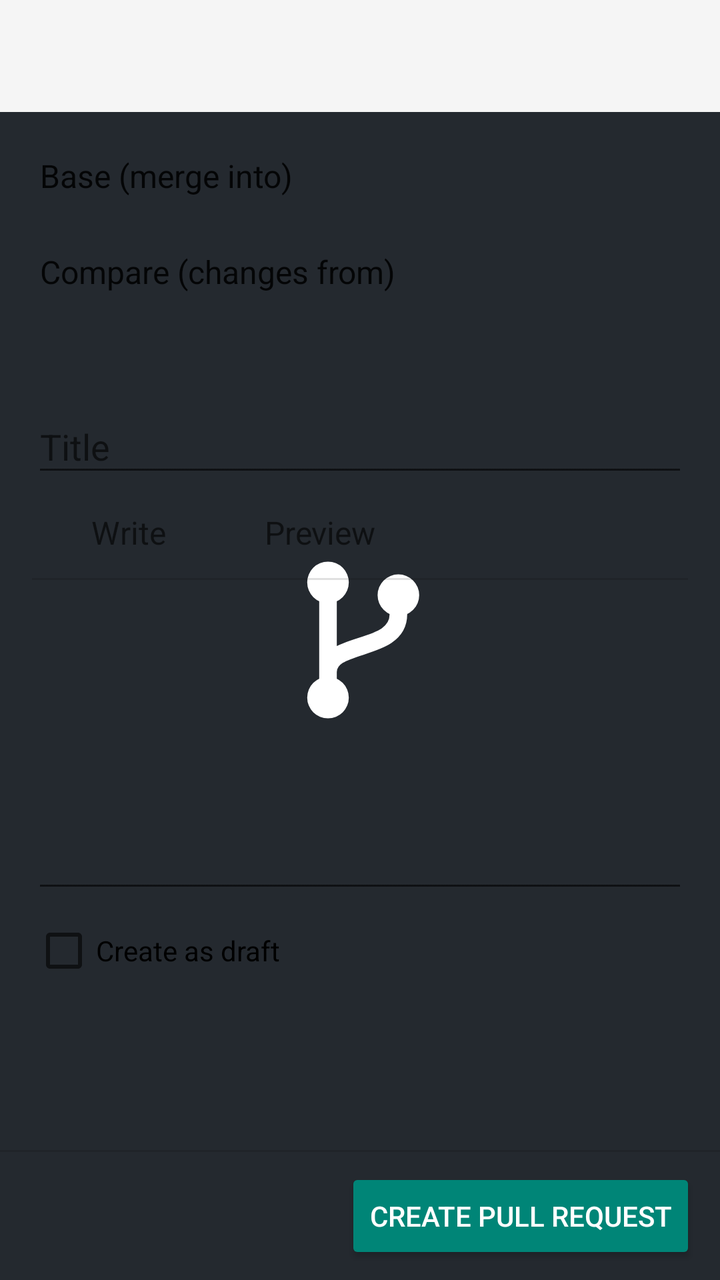
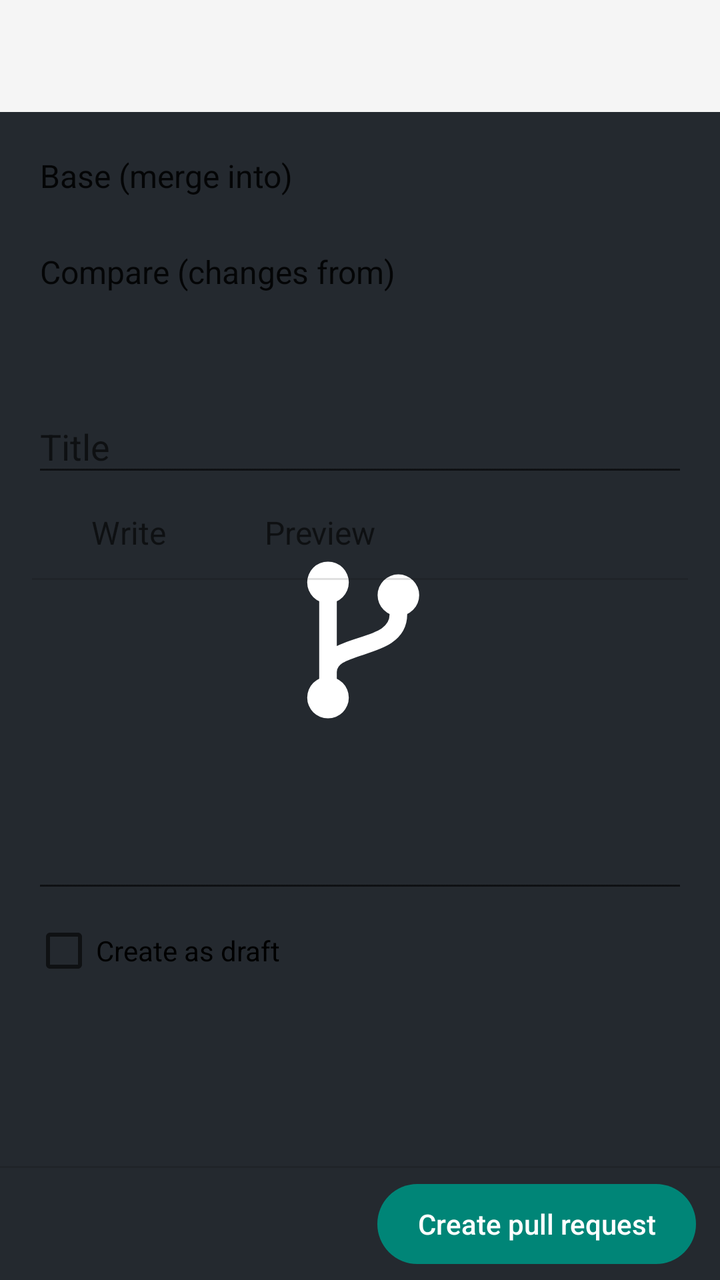

Two renders of the same Android screen: before a commit and after it. Below are the layout's source before the change and the commit's diff.
<!-- AndroidManifest.xml: application theme SplashTheme -->
<!-- res/layout/activity_new_pull.xml -->
<?xml version="1.0" encoding="utf-8"?>
<LinearLayout
    xmlns:android="http://schemas.android.com/apk/res/android"
    android:orientation="vertical"
    android:layout_width="match_parent"
    android:layout_height="match_parent">

    <include layout="@layout/layout_appbar"/>

    <FrameLayout
        android:layout_width="match_parent"
        android:layout_height="0dp"
        android:layout_weight="1">

        <androidx.core.widget.NestedScrollView
            android:layout_width="match_parent"
            android:layout_height="match_parent">

            <LinearLayout
                android:layout_width="match_parent"
                android:layout_height="wrap_content"
                android:orientation="vertical"
                android:paddingStart="@dimen/spacing_large"
                android:paddingEnd="@dimen/spacing_large"
                android:paddingTop="@dimen/spacing_small"
                android:paddingBottom="@dimen/spacing_large">

                <LinearLayout
                    android:id="@+id/target_row"
                    style="@style/FormChoiceRow"
                    android:visibility="gone">
                    <TextView
                        android:layout_width="wrap_content"
                        android:layout_height="wrap_content"
                        android:text="@string/new_pull_target"
                        android:textSize="@dimen/text_normal"
                        android:textColor="?android:textColorPrimary"/>
                    <TextView
                        android:id="@+id/target_text"
                        style="@style/FormChoiceValue"/>
                </LinearLayout>

                <LinearLayout
                    android:id="@+id/base_row"
                    style="@style/FormChoiceRow">
                    <TextView
                        android:layout_width="wrap_content"
                        android:layout_height="wrap_content"
                        android:text="@string/new_pull_base"
                        android:textSize="@dimen/text_normal"
                        android:textColor="?android:textColorPrimary"/>
                    <TextView
                        android:id="@+id/base_text"
                        style="@style/FormChoiceValue"/>
                </LinearLayout>

                <LinearLayout
                    android:id="@+id/head_row"
                    style="@style/FormChoiceRow">
                    <TextView
                        android:layout_width="wrap_content"
                        android:layout_height="wrap_content"
                        android:text="@string/new_pull_head"
                        android:textSize="@dimen/text_normal"
                        android:textColor="?android:textColorPrimary"/>
                    <TextView
                        android:id="@+id/head_text"
                        style="@style/FormChoiceValue"/>
                </LinearLayout>

                <TextView
                    android:id="@+id/compare_text"
                    android:layout_width="match_parent"
                    android:layout_height="wrap_content"
                    android:layout_marginStart="@dimen/spacing_mini"
                    android:layout_marginTop="@dimen/spacing_mini"
                    android:layout_marginBottom="@dimen/spacing_small"
                    android:textSize="@dimen/text_small"
                    android:textColor="?android:textColorSecondary"/>

                <Button
                    android:id="@+id/branches_bn"
                    style="@style/Widget.AppCompat.Button.Borderless.Colored"
                    android:layout_width="wrap_content"
                    android:layout_height="wrap_content"
                    android:visibility="gone"
                    android:text="@string/new_pull_manage_branches"/>

                <com.google.android.material.textfield.TextInputLayout
                    android:id="@+id/title_layout"
                    android:layout_width="match_parent"
                    android:layout_height="wrap_content"
                    android:hint="@string/title">
                    <com.google.android.material.textfield.TextInputEditText
                        android:id="@+id/title_edit"
                        android:layout_width="match_parent"
                        android:layout_height="wrap_content"
                        android:inputType="textCapSentences|textMultiLine"
                        android:maxLines="3"/>
                </com.google.android.material.textfield.TextInputLayout>

                <include layout="@layout/layout_markdown_write_preview"/>

                <CheckBox
                    android:id="@+id/draft_check"
                    android:layout_width="match_parent"
                    android:layout_height="wrap_content"
                    android:layout_marginTop="@dimen/spacing_small"
                    android:text="@string/new_pull_draft"/>
            </LinearLayout>
        </androidx.core.widget.NestedScrollView>

        <ProgressBar
            android:id="@+id/loader"
            style="@style/Widget.AppCompat.ProgressBar.Horizontal"
            android:layout_width="match_parent"
            android:layout_height="wrap_content"
            android:layout_gravity="top"
            android:indeterminate="true"
            android:visibility="gone"/>
    </FrameLayout>

    <View
        android:layout_width="match_parent"
        android:layout_height="1dp"
        android:background="?android:listDivider"/>

    <LinearLayout
        android:layout_width="match_parent"
        android:layout_height="wrap_content"
        android:gravity="end"
        android:paddingStart="@dimen/spacing_normal"
        android:paddingEnd="@dimen/spacing_normal"
        android:paddingTop="@dimen/spacing_small"
        android:paddingBottom="@dimen/spacing_small">
        <Button
            android:id="@+id/create_bn"
            style="@style/Widget.AppCompat.Button.Colored"
            android:layout_width="wrap_content"
            android:layout_height="wrap_content"
            android:text="@string/new_pull_create"/>
    </LinearLayout>
</LinearLayout>
<!-- res/layout/layout_appbar.xml (included above) -->
<?xml version="1.0" encoding="utf-8"?>
<com.google.android.material.appbar.AppBarLayout
    xmlns:android="http://schemas.android.com/apk/res/android"
    xmlns:app="http://schemas.android.com/apk/res-auto"
    android:id="@+id/app_bar"
    android:layout_width="match_parent"
    android:layout_height="wrap_content"
    android:theme="?appbar_theme">

    <androidx.appcompat.widget.Toolbar
        android:id="@+id/toolbar"
        android:layout_width="match_parent"
        android:layout_height="?attr/actionBarSize"
        android:background="?attr/colorPrimary"
        app:popupTheme="?popup_theme">

    </androidx.appcompat.widget.Toolbar>

    <com.google.android.material.tabs.TabLayout
        android:id="@+id/tab_layout"
        android:layout_width="match_parent"
        android:layout_height="wrap_content"
        android:visibility="gone"
        app:tabGravity="fill"
        app:tabMode="fixed"
        app:tabTextAppearance="@style/TextAppearance.Design.Tab"
        app:tabSelectedTextColor="?title_color"/>

</com.google.android.material.appbar.AppBarLayout>
<!-- res/layout/layout_markdown_write_preview.xml (included above) -->
<?xml version="1.0" encoding="utf-8"?>
<LinearLayout
    xmlns:android="http://schemas.android.com/apk/res/android"
    xmlns:app="http://schemas.android.com/apk/res-auto"
    android:layout_width="match_parent"
    android:layout_height="wrap_content"
    android:orientation="vertical">

    <LinearLayout
        android:id="@+id/md_tabs"
        android:layout_width="match_parent"
        android:layout_height="wrap_content"
        android:orientation="horizontal">
        <TextView
            android:id="@+id/md_tab_write"
            style="@style/MarkdownTab"
            android:text="@string/write"/>
        <TextView
            android:id="@+id/md_tab_preview"
            style="@style/MarkdownTab"
            android:text="@string/preview"/>
    </LinearLayout>

    <View
        android:id="@+id/md_tabs_divider"
        android:layout_width="match_parent"
        android:layout_height="1dp"
        android:background="?android:listDivider"/>

    <com.google.android.material.textfield.TextInputLayout
        android:id="@+id/md_input_layout"
        android:layout_width="match_parent"
        android:layout_height="wrap_content"
        android:layout_marginTop="@dimen/spacing_mini">
        <com.google.android.material.textfield.TextInputEditText
            android:id="@+id/md_edit"
            android:layout_width="match_parent"
            android:layout_height="wrap_content"
            android:inputType="textMultiLine|textCapSentences"
            android:gravity="top|start"
            android:minLines="6"/>
    </com.google.android.material.textfield.TextInputLayout>

    <FrameLayout
        android:id="@+id/md_preview_container"
        android:layout_width="match_parent"
        android:layout_height="wrap_content"
        android:minHeight="160dp"
        android:visibility="gone">
        <com.thirtydegreesray.openhub.ui.widget.webview.CodeWebView
            android:id="@+id/md_preview_web"
            android:layout_width="match_parent"
            android:layout_height="wrap_content"
            app:webview_background="?android:windowBackground"/>
        <TextView
            android:id="@+id/md_preview_empty"
            android:layout_width="match_parent"
            android:layout_height="wrap_content"
            android:padding="@dimen/spacing_large"
            android:gravity="center"
            android:text="@string/nothing_to_preview"
            android:textColor="?android:textColorSecondary"
            android:visibility="gone"/>
        <ProgressBar
            android:id="@+id/md_preview_loader"
            style="@style/Widget.AppCompat.ProgressBar.Horizontal"
            android:layout_width="match_parent"
            android:layout_height="wrap_content"
            android:layout_gravity="top"
            android:indeterminate="true"
            android:visibility="gone"/>
    </FrameLayout>

</LinearLayout>
<!-- resources referenced by this layout -->
<resources>
  <dimen name="spacing_large">16dp</dimen>
  <dimen name="spacing_mini">4dp</dimen>
  <dimen name="spacing_normal">12dp</dimen>
  <dimen name="spacing_small">8dp</dimen>
  <dimen name="text_normal">16sp</dimen>
  <dimen name="text_small">14sp</dimen>
  <string name="new_pull_base">Base (merge into)</string>
  <string name="new_pull_create">Create pull request</string>
  <string name="new_pull_draft">Create as draft</string>
  <string name="new_pull_head">Compare (changes from)</string>
  <string name="new_pull_manage_branches">Branches</string>
  <string name="new_pull_target">Target repository</string>
  <string name="nothing_to_preview">Nothing to preview</string>
  <string name="preview">Preview</string>
  <string name="title">Title</string>
  <string name="write">Write</string>
  <style name="FormChoiceRow">
          <item name="android:layout_width">match_parent</item>
          <item name="android:layout_height">wrap_content</item>
          <item name="android:orientation">horizontal</item>
          <item name="android:gravity">center_vertical</item>
          <item name="android:minHeight">48dp</item>
          <item name="android:paddingStart">@dimen/spacing_mini</item>
          <item name="android:background">?android:selectableItemBackground</item>
      </style>
  <style name="SplashTheme" parent="Theme.AppCompat.Light.NoActionBar">
          
          <item name="android:statusBarColor">@color/transparent</item>
          
          <item name="android:windowBackground">@drawable/splash_screen_drawable</item>
          
      </style>
  <color name="transparent">#00FFFFFF</color>
  <color name="logo_background">#24292F</color>
  <!-- unchanged entries left out for length: 3 -->
</resources>

<!-- the commit's change to res/layout/activity_new_pull.xml (unified diff, before → after) -->
@@ -80,7 +80,7 @@
 
                 <Button
                     android:id="@+id/branches_bn"
-                    style="@style/Widget.AppCompat.Button.Borderless.Colored"
+                    style="@style/OpenHubButton.Tonal"
                     android:layout_width="wrap_content"
                     android:layout_height="wrap_content"
                     android:visibility="gone"
@@ -135,7 +135,7 @@
         android:paddingBottom="@dimen/spacing_small">
         <Button
             android:id="@+id/create_bn"
-            style="@style/Widget.AppCompat.Button.Colored"
+            style="@style/OpenHubButton"
             android:layout_width="wrap_content"
             android:layout_height="wrap_content"
             android:text="@string/new_pull_create"/>
<!-- resource entries referenced after the edit -->
@@ -25,6 +25,25 @@
           <item name="android:paddingStart">@dimen/spacing_mini</item>
           <item name="android:background">?android:selectableItemBackground</item>
       </style>
+  <style name="OpenHubButton" parent="Widget.AppCompat.Button">
+          <item name="android:background">@drawable/btn_filled</item>
+          <item name="android:textColor">@color/btn_filled_text</item>
+          <item name="android:textAllCaps">false</item>
+          <item name="android:textSize">14sp</item>
+          <item name="android:fontFamily">sans-serif-medium</item>
+          <item name="android:minHeight">40dp</item>
+          <item name="android:minWidth">64dp</item>
+          <item name="android:paddingStart">20dp</item>
+          <item name="android:paddingEnd">20dp</item>
+          <item name="android:stateListAnimator">@animator/btn_press</item>
+      </style>
+  <style name="OpenHubButton.Tonal">
+          <item name="android:background">@drawable/btn_tonal</item>
+          <item name="android:textColor">@color/btn_accent_text</item>
+          <item name="android:minHeight">36dp</item>
+          <item name="android:paddingStart">16dp</item>
+          <item name="android:paddingEnd">16dp</item>
+      </style>
   <style name="SplashTheme" parent="Theme.AppCompat.Light.NoActionBar">
           
           <item name="android:statusBarColor">@color/transparent</item>
@@ -32,6 +51,29 @@
           <item name="android:windowBackground">@drawable/splash_screen_drawable</item>
           
       </style>
+  <!-- drawable btn_filled (drawable) -->
+  <?xml version="1.0" encoding="utf-8"?>
+  <ripple xmlns:android="http://schemas.android.com/apk/res/android"
+      android:color="#40FFFFFF">
+      <item>
+          <shape android:shape="rectangle">
+              <corners android:radius="20dp"/>
+              <solid android:color="@color/btn_filled_fill"/>
+          </shape>
+      </item>
+  </ripple>
+  <!-- drawable btn_tonal (drawable) -->
+  <?xml version="1.0" encoding="utf-8"?>
+  <ripple xmlns:android="http://schemas.android.com/apk/res/android"
+      android:color="@color/btn_ripple_accent">
+      <item>
+          <shape android:shape="rectangle">
+              <corners android:radius="20dp"/>
+              <solid android:color="@color/btn_tonal_fill"/>
+              <stroke android:width="1dp" android:color="@color/btn_tonal_stroke"/>
+          </shape>
+      </item>
+  </ripple>
   <color name="transparent">#00FFFFFF</color>
   <color name="logo_background">#24292F</color>
   <!-- unchanged entries left out for length: 3 -->
